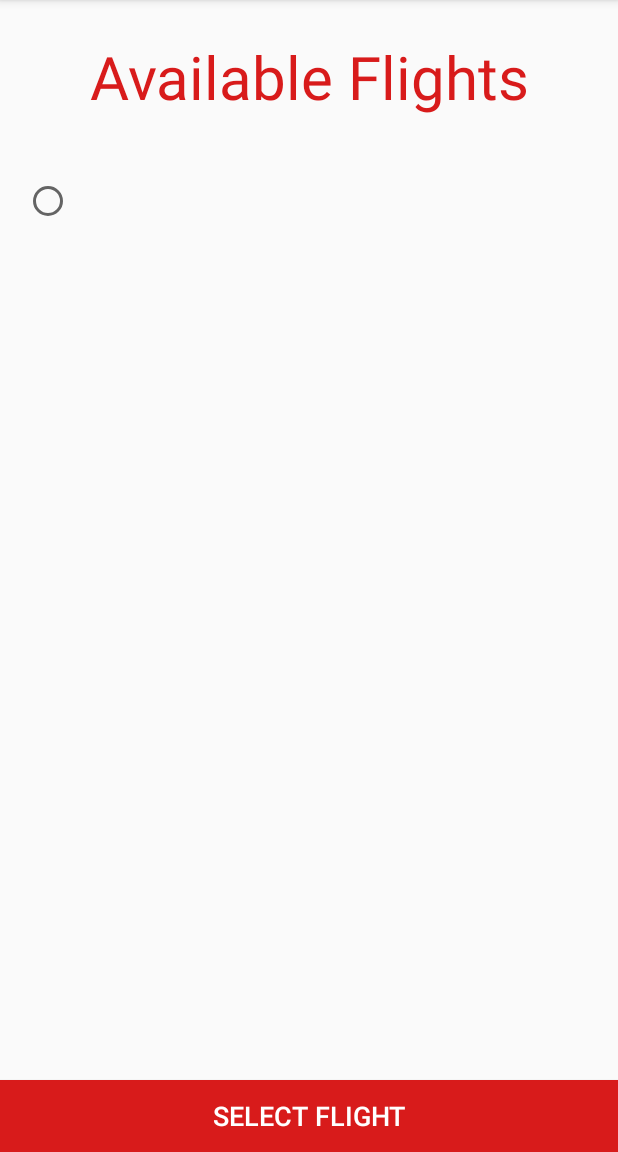
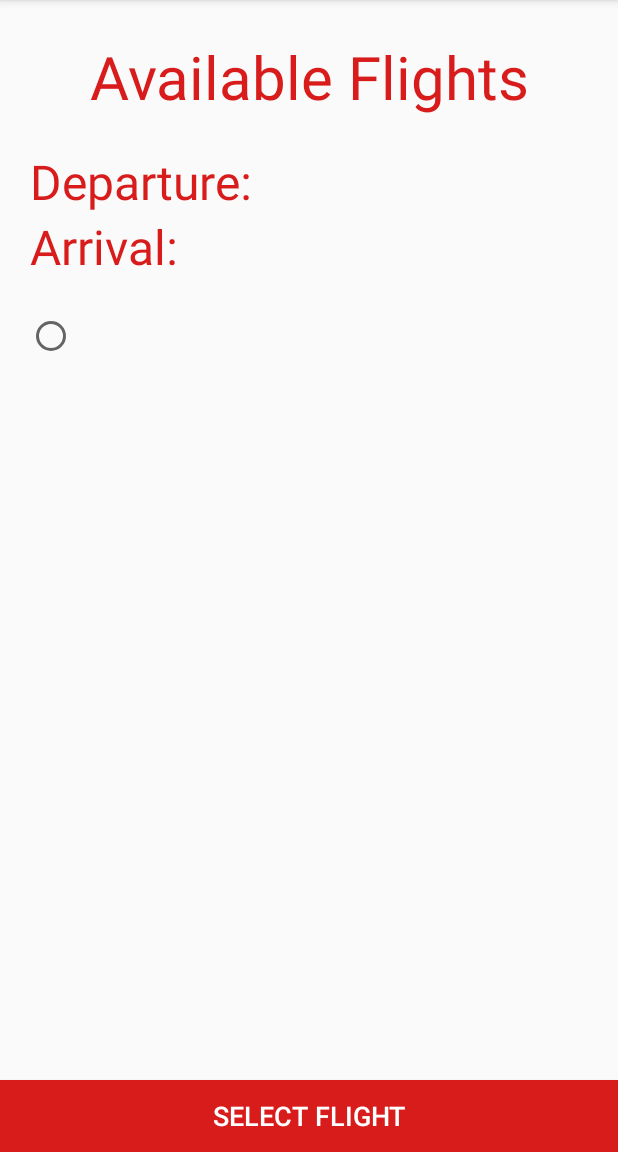
Before and after one commit to pdahl95/Airline-Ticket-System, an Android app: the SelectFlightActivity screen opened directly, with no data from a screen before it, on a phone screen of 412 x 824 dp, the part 84-1236 px from its top. Run offline under Robolectric (Android 15) with nearby library versions, the phone set to English and light mode, and no system bars; 4 statements that could not run were skipped.

Commit message:
Added Departure City and Arrial City Display

```diff
--- a/app/src/main/java/edu/csumb/pdahl/project2/ui/AirlineTicket.java
+++ b/app/src/main/java/edu/csumb/pdahl/project2/ui/AirlineTicket.java
@@ -120,7 +120,7 @@ public class AirlineTicket extends AppCompatActivity {
         super.onActivityResult(requestCode, resultCode, data);
 
         if (requestCode == REQUEST_CODE_CANCEL_RESERVATION) {
-            // do logic depent of the result
+            // do logic dependent of the result
             if (resultCode == Activity.RESULT_OK) {
                 if (data != null) {
                     String userId = data.getStringExtra(LoginActivity.KEY_USERID);
--- a/app/src/main/java/edu/csumb/pdahl/project2/ui/CreateAccountActivity.java
+++ b/app/src/main/java/edu/csumb/pdahl/project2/ui/CreateAccountActivity.java
@@ -127,9 +127,11 @@ public class CreateAccountActivity extends AppCompatActivity {
         User test = userDB.getUserData(userNameInput, passWordInput);
         if(test == null) {
             Toast.makeText(CreateAccountActivity.this, "User does not exist!", Toast.LENGTH_SHORT).show();
-        } else {
-            Toast.makeText(CreateAccountActivity.this, "User exist", Toast.LENGTH_SHORT).show();
         }
+//        else {
+//            Toast.makeText(CreateAccountActivity.this, "", Toast.LENGTH_SHORT).show();
+//        }
+        finish();
     }
 
 
--- a/app/src/main/java/edu/csumb/pdahl/project2/ui/SelectFlightActivity.java
+++ b/app/src/main/java/edu/csumb/pdahl/project2/ui/SelectFlightActivity.java
@@ -12,6 +12,7 @@ import android.view.View;
 import android.widget.Button;
 import android.widget.RadioButton;
 import android.widget.RadioGroup;
+import android.widget.TextView;
 import android.widget.Toast;
 
 import java.util.List;
@@ -32,26 +33,47 @@ public class SelectFlightActivity extends AppCompatActivity {
     private String ticketCount;
     private DatabaseHelper db;
 
+    String departureCity;
+    String arrivalCity;
+
+    TextView textView_depatureCity;
+    TextView textview_arrivalCity;
+
+
     @Override
     protected void onCreate(Bundle savedInstanceState) {
         super.onCreate(savedInstanceState);
         setContentView(R.layout.activity_select_flight);
 
+        textView_depatureCity = (TextView) findViewById(R.id.textView_show_dept);
+        textview_arrivalCity = (TextView) findViewById(R.id.textView_show_arr);
+
         Intent intent = getIntent();
-        String departureCity = intent.getStringExtra(ARG_DEPARTURE_CITY);
-        String arrivalCity = intent.getStringExtra(ARG_ARRIVAL_CITY);
+        departureCity = intent.getStringExtra(ARG_DEPARTURE_CITY);
+        arrivalCity = intent.getStringExtra(ARG_ARRIVAL_CITY);
         ticketCount = intent.getStringExtra(ARG_TICKET_COUNT);
 
         db = DatabaseHelper.getInstance(getApplicationContext());
         flights = db.getFlights(departureCity, arrivalCity, Integer.valueOf(ticketCount));
 
+
         flightsRadioGroup = findViewById(R.id.radioGroup_flights);
         for (Flight flight : flights) {
             RadioButton radioButton = new RadioButton(this);
-            radioButton.setText(flight.getFlightNumber() + " - " + flight.getDepartureTime() + " - " + flight.getCapacity() + " - $" + flight.getPrice());
+            radioButton.setText("Flight Number: " + flight.getFlightNumber()
+                                + "\nDeparture at "
+                                + flight.getDepartureTime()
+                                + "\nAvailable Seats - "
+                                + flight.getCapacity()
+                                + "\nPrice $"
+                                + flight.getPrice()
+                                + "\n");
+
             radioButton.setId(Integer.parseInt(flight.getFlightId()));
             flightsRadioGroup.addView(radioButton);
         }
+        textView_depatureCity.setText(departureCity);
+        textview_arrivalCity.setText(arrivalCity);
 
         Log.d("Angel", "departure " + departureCity + "- arrival " + arrivalCity + "- ticketCount " + ticketCount);
 
@@ -81,7 +103,6 @@ public class SelectFlightActivity extends AppCompatActivity {
 
     public void openLogInActivity(){
         // TODO check that radio button is selected
-
         Intent intent = new Intent(this, LoginActivity.class);
         startActivityForResult(intent, LOGIN_REQUEST);
     }
@@ -91,14 +112,16 @@ public class SelectFlightActivity extends AppCompatActivity {
         if (selectedFlight == null) {
             return;
         }
+        textView_depatureCity.setText(departureCity);
+        textview_arrivalCity.setText(arrivalCity);
 
         final String reservationId = String.valueOf(System.currentTimeMillis());
         AlertDialog.Builder alert = new AlertDialog.Builder(this);
         alert.setTitle("Confirm Reservation");
-        alert.setMessage("- Username:" + username
-            + "\n-Flight number:" + selectedFlight.getFlightNumber()
-            + "\n-Departure: " + selectedFlight.getDepartureCity() + ", " + selectedFlight.getDepartureTime()
-            + "\n-Arrival: " + selectedFlight.getArrivalCity()
+        alert.setMessage("Username: " + username
+            + "\nFlight number: " + selectedFlight.getFlightNumber()
+            + "\nDeparture: " + selectedFlight.getDepartureCity() + ", " + selectedFlight.getDepartureTime()
+            + "\nArrival: " + selectedFlight.getArrivalCity()
             + "\nNumber of tickets: " + ticketCount
             + "\nReservation id: " + reservationId
             + "\nTotal amount: " + selectedFlight.getPrice());
--- a/app/src/main/res/layout/activity_select_flight.xml
+++ b/app/src/main/res/layout/activity_select_flight.xml
@@ -1,5 +1,6 @@
 <?xml version="1.0" encoding="utf-8"?>
 <RelativeLayout xmlns:android="http://schemas.android.com/apk/res/android"
+    xmlns:tools="http://schemas.android.com/tools"
     android:layout_width="match_parent"
     android:layout_height="match_parent">
 
@@ -18,6 +19,7 @@
         android:text="@string/available_flights"
         android:textSize="40sp" />
 
+
     <ScrollView
         android:id="@+id/scrollView3"
         android:layout_width="match_parent"
@@ -27,18 +29,17 @@
         android:layout_alignParentLeft="true"
         android:layout_alignParentEnd="true"
         android:layout_alignParentRight="true"
-        android:layout_marginStart="16dp"
-        android:layout_marginLeft="16dp"
-        android:layout_marginTop="16dp"
-        android:layout_marginEnd="16dp"
-        android:layout_marginRight="16dp">
+        android:layout_marginStart="18dp"
+        android:layout_marginLeft="20dp"
+        android:layout_marginTop="106dp"
+        android:layout_marginEnd="18dp"
+        android:layout_marginRight="14dp">
 
         <RadioGroup
             android:id="@+id/radioGroup_flights"
             android:layout_width="match_parent"
             android:layout_height="wrap_content"
-            android:orientation="vertical"
-            />
+            android:orientation="vertical" />
 
 
     </ScrollView>
@@ -54,5 +55,67 @@
         android:textColor="#ffff"
         />
 
+    <TextView
+        android:id="@+id/textView_show_dept"
+        android:layout_width="156dp"
+        android:layout_height="36dp"
+        android:layout_alignParentTop="true"
+        android:layout_alignParentEnd="true"
+        android:layout_alignParentRight="true"
+        android:layout_marginStart="1dp"
+        android:layout_marginLeft="1dp"
+        android:layout_marginTop="103dp"
+        android:layout_marginEnd="76dp"
+        android:layout_marginRight="76dp"
+        android:textSize="26sp"
+        android:textColor="@color/colorPrimary"
+        android:layout_toEndOf="@+id/textView_dept"
+        android:layout_toRightOf="@+id/textView_dept" />
+
+    <TextView
+        android:id="@+id/textView_show_arr"
+        android:layout_width="wrap_content"
+        android:layout_height="wrap_content"
+        android:layout_below="@+id/textView_show_dept"
+        android:layout_alignParentEnd="true"
+        android:layout_alignParentRight="true"
+        android:layout_marginStart="2dp"
+        android:layout_marginLeft="2dp"
+        android:layout_marginTop="11dp"
+        android:layout_marginEnd="126dp"
+        android:layout_marginRight="126dp"
+        android:textColor="@color/colorPrimary"
+        android:layout_toEndOf="@+id/textView_arr"
+        android:layout_toRightOf="@+id/textView_arr"
+        android:textSize="26sp" />
+
+    <TextView
+        android:id="@+id/textView_dept"
+        android:layout_width="158dp"
+        android:layout_height="wrap_content"
+        android:layout_alignParentStart="true"
+        android:layout_alignParentLeft="true"
+        android:layout_alignParentTop="true"
+        android:layout_marginStart="20dp"
+        android:layout_marginLeft="20dp"
+        android:layout_marginTop="99dp"
+        android:text="Departure: "
+        android:textColor="@color/colorAccent"
+        android:textSize="32sp" />
+
+    <TextView
+        android:id="@+id/textView_arr"
+        android:layout_width="108dp"
+        android:layout_height="wrap_content"
+        android:layout_below="@+id/textView_dept"
+        android:layout_alignParentStart="true"
+        android:layout_alignParentLeft="true"
+        android:layout_marginStart="20dp"
+        android:layout_marginLeft="19dp"
+        android:layout_marginTop="0dp"
+        android:text="Arrival: "
+        android:textColor="@color/colorAccent"
+        android:textSize="32sp" />
+
 
 </RelativeLayout>
```
Also changed, not shown: app/src/main/java/edu/csumb/pdahl/project2/ui/ReservationsActivity.java (+14 -0 lines), app/src/main/java/edu/csumb/pdahl/project2/ui/ReserveSeatActivity.java (+0 -9 lines), app/src/main/res/layout/activity_reservations.xml (+45 -2 lines).
